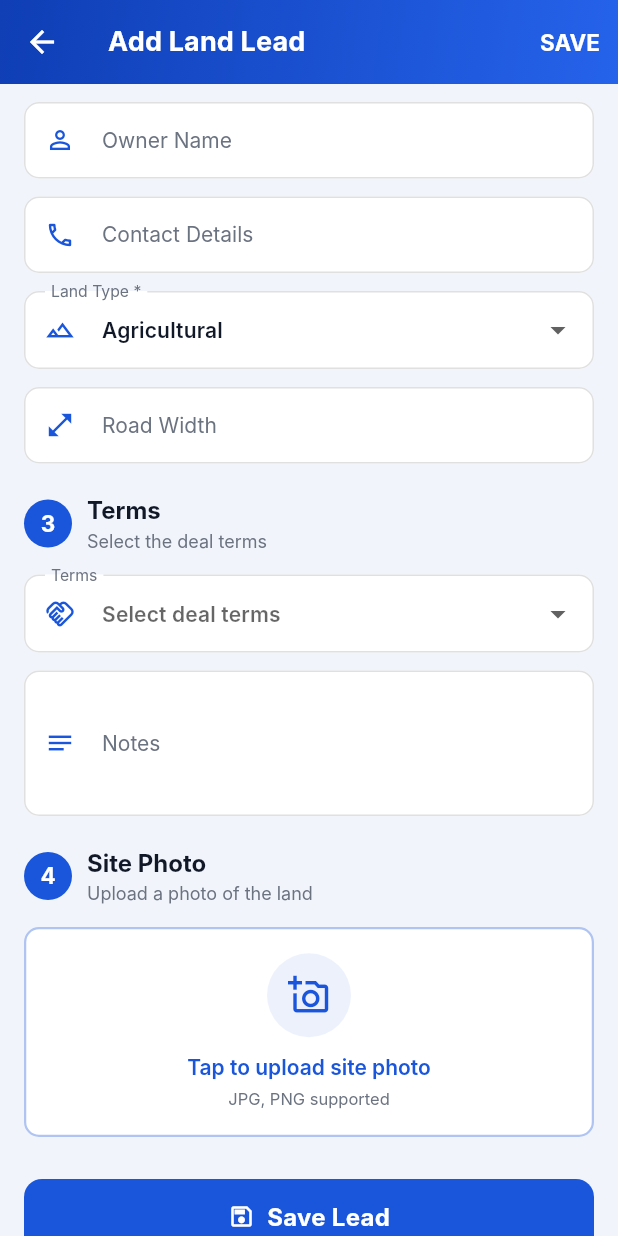
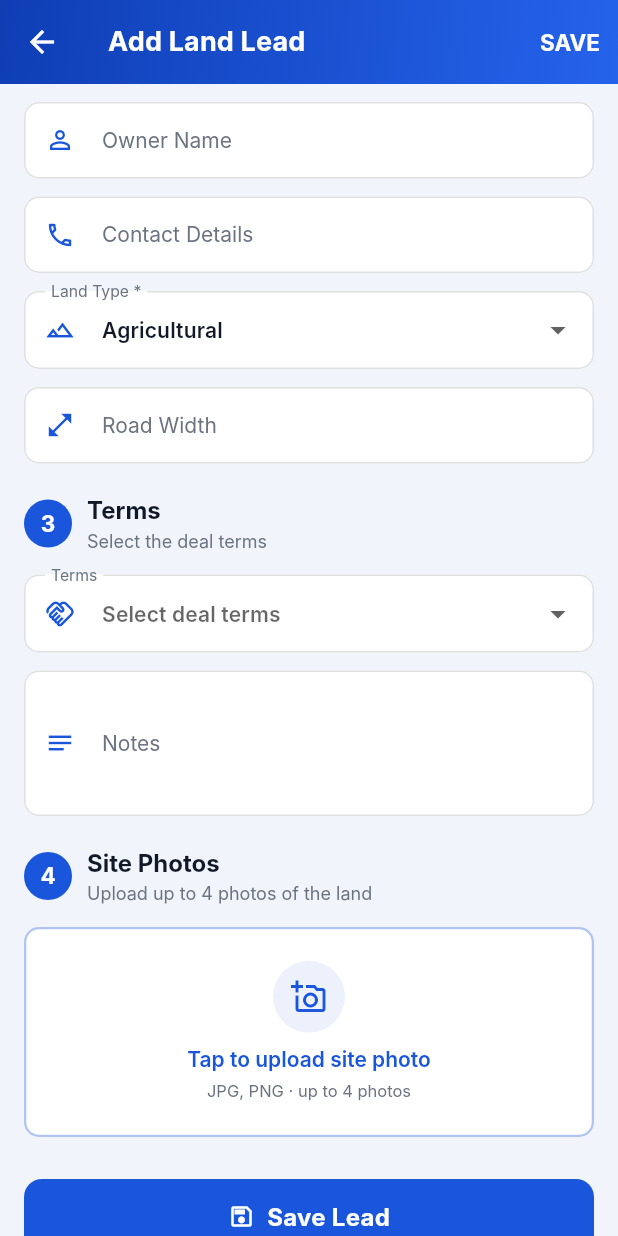
Before and after one commit to internfomrahousing-oss/fomra-ls, a Flutter app: the AddLeadScreen screen opened directly, scrolled down 1100 dp, on a phone screen of 412 x 824 dp. Run offline on Flutter 3.47's test engine with Material 3 defaults, Android fonts, the phone set to English and light mode, and no system bars; our stand-ins replace file_picker, fl_chart, flutter_map, geolocator, latlong2, shared_preferences and 1 more; missing offline and left inert: dart:html, dart:ui_web; accounts and stored records are empty; Roboto replaces fonts that are missing (Inter).

Commit message:
Support four site photos per lead and TNGIS survey fill on map pin.
Allow up to four compressed photos per lead, persist sub-division and photo URL arrays, auto-fill survey and sub-division from TNGIS when pinning on the add-lead map, and show multiple photos on lead detail.

Co-authored-by: Cursor <cursoragent@cursor.com>

```diff
--- a/lib/models/add_lead_result.dart
+++ b/lib/models/add_lead_result.dart
@@ -4,7 +4,10 @@ import 'land_lead.dart';
 
 class AddLeadResult {
   final LandLead lead;
-  final Uint8List? sitePhotoBytes;
+  final List<Uint8List> sitePhotoBytes;
 
-  const AddLeadResult({required this.lead, this.sitePhotoBytes});
+  const AddLeadResult({
+    required this.lead,
+    this.sitePhotoBytes = const [],
+  });
 }
--- a/lib/models/land_lead.dart
+++ b/lib/models/land_lead.dart
@@ -14,6 +14,7 @@ class LandLead {
   final String district;
   final String pincode;
   final String surveyNumber;
+  final String subDivision;
   final String landExtent;
   final String ownerName;
   final String contactDetails;
@@ -22,6 +23,7 @@ class LandLead {
   final String accessDetails;
   final String notes;
   final String sitePhotoUrl;
+  final List<String> sitePhotoUrls;
   final DateTime addedOn;
   LeadStatus status;
 
@@ -35,6 +37,7 @@ class LandLead {
     required this.district,
     required this.pincode,
     required this.surveyNumber,
+    this.subDivision = '',
     required this.landExtent,
     required this.ownerName,
     required this.contactDetails,
@@ -43,6 +46,7 @@ class LandLead {
     required this.accessDetails,
     required this.notes,
     this.sitePhotoUrl = '',
+    this.sitePhotoUrls = const [],
     required this.addedOn,
     this.status = LeadStatus.new_,
   });
--- a/lib/screens/land_lead/add_lead_screen.dart
+++ b/lib/screens/land_lead/add_lead_screen.dart
@@ -12,8 +12,11 @@ import '../../theme/app_theme.dart';
 import '../../theme/fomra_input.dart';
 import '../../utils/image_compressor.dart';
 import '../../utils/lead_location_parser.dart';
+import '../../utils/tngis_parcel_lookup.dart';
 
 enum _LocationMode { manual, live }
+
+const _kMaxSitePhotos = 4;
 
 const _kTermsOptions = [
   ('Outrate',          Icons.currency_rupee_outlined),
@@ -66,11 +69,9 @@ class _AddLeadScreenState extends State<AddLeadScreen> {
   // Terms
   String? _termsType;
 
-  // Photo
-  Uint8List? _photoBytes;
-  String?    _photoName;
-  int?       _photoOriginalSize;
-  bool       _compressingPhoto = false;
+  // Photos (max 4)
+  final List<_SitePhotoDraft> _photos = [];
+  bool _compressingPhoto = false;
 
   @override
   void dispose() {
@@ -87,7 +88,11 @@ class _AddLeadScreenState extends State<AddLeadScreen> {
 
   // ── Location fill from coordinates ─────────────────────────────────────────
 
-  Future<void> _fillFromCoordinates(double lat, double lng) async {
+  Future<void> _fillFromCoordinates(
+    double lat,
+    double lng, {
+    bool clearLoading = true,
+  }) async {
     _gpsCtrl.text =
         '${lat.toStringAsFixed(6)}° N, ${lng.toStringAsFixed(6)}° E';
 
@@ -137,13 +142,43 @@ class _AddLeadScreenState extends State<AddLeadScreen> {
       setState(() => _locationStatus =
           'Error: ${e.toString().replaceAll('Exception: ', '')}');
     } finally {
-      if (mounted) {
+      if (clearLoading && mounted) {
         setState(() {
           _fetchingLocation = false;
           _resolvingPin = false;
         });
       }
     }
+  }
+
+  Future<void> _fillSurveyFromTngis(LatLng point) async {
+    if (!mounted) return;
+    setState(() => _locationStatus = 'Fetching survey from TNGIS…');
+
+    final parcel = await fetchTngisParcelAt(point);
+    if (!mounted || parcel == null) return;
+
+    if (parcel.surveyNumber != null && parcel.surveyNumber!.isNotEmpty) {
+      _surveyCtrl.text = parcel.surveyNumber!;
+    }
+    if (parcel.subDivision != null && parcel.subDivision!.isNotEmpty) {
+      _subDivCtrl.text = parcel.subDivision!;
+    }
+    if (parcel.village != null && parcel.village!.isNotEmpty) {
+      _villageCtrl.text = parcel.village!;
+    }
+    if (parcel.taluk != null && parcel.taluk!.isNotEmpty) {
+      _talukCtrl.text = parcel.taluk!;
+    }
+    if (parcel.district != null && parcel.district!.isNotEmpty) {
+      _districtCtrl.text = parcel.district!;
+    }
+
+    if (!mounted) return;
+    final hasSurvey = parcel.hasSurvey;
+    setState(() => _locationStatus = hasSurvey
+        ? 'Location & survey filled ✓'
+        : 'Location filled — survey not found at this pin');
   }
 
   void _onLocationModeChanged(_LocationMode mode) {
@@ -176,10 +211,24 @@ class _AddLeadScreenState extends State<AddLeadScreen> {
     setState(() {
       _pinnedPoint = point;
       _resolvingPin = true;
-      _locationStatus = 'Pin placed — fetching address…';
+      _locationStatus = 'Pin placed — fetching land details…';
     });
     _centerMapOn(point);
-    await _fillFromCoordinates(point.latitude, point.longitude);
+    try {
+      await _fillFromCoordinates(point.latitude, point.longitude, clearLoading: false);
+      await _fillSurveyFromTngis(point);
+    } catch (e) {
+      if (!mounted) return;
+      setState(() => _locationStatus =
+          'Error: ${e.toString().replaceAll('Exception: ', '')}');
+    } finally {
+      if (mounted) {
+        setState(() {
+          _resolvingPin = false;
+          _fetchingLocation = false;
+        });
+      }
+    }
   }
 
   Future<void> _centerMapOnMyLocation() async {
@@ -291,6 +340,16 @@ class _AddLeadScreenState extends State<AddLeadScreen> {
   // ── Photo picker ───────────────────────────────────────────────────────────
 
   Future<void> _pickPhoto() async {
+    if (_photos.length >= _kMaxSitePhotos) {
+      ScaffoldMessenger.of(context).showSnackBar(
+        SnackBar(
+          content: Text('Maximum $_kMaxSitePhotos photos per lead'),
+          backgroundColor: AppColors.warning,
+        ),
+      );
+      return;
+    }
+
     final result = await FilePicker.platform.pickFiles(
       type: FileType.image,
       allowMultiple: false,
@@ -300,17 +359,17 @@ class _AddLeadScreenState extends State<AddLeadScreen> {
     final file = result.files.first;
     if (file.bytes == null) return;
 
-    setState(() {
-      _compressingPhoto = true;
-      _photoOriginalSize = file.bytes!.length;
-    });
+    setState(() => _compressingPhoto = true);
 
     try {
       final compressed = await ImageCompressor.compressTo250Kb(file.bytes!);
       if (!mounted) return;
       setState(() {
-        _photoBytes = compressed;
-        _photoName = file.name;
+        _photos.add(_SitePhotoDraft(
+          bytes: compressed,
+          name: file.name,
+          originalSize: file.bytes!.length,
+        ));
         _compressingPhoto = false;
       });
     } catch (e) {
@@ -321,6 +380,10 @@ class _AddLeadScreenState extends State<AddLeadScreen> {
         backgroundColor: AppColors.error,
       ));
     }
+  }
+
+  void _removePhoto(int index) {
+    setState(() => _photos.removeAt(index));
   }
 
   // ── Build terms details string ─────────────────────────────────────────────
@@ -351,6 +414,7 @@ class _AddLeadScreenState extends State<AddLeadScreen> {
       district: _districtCtrl.text.trim(),
       pincode: _pincodeCtrl.text.trim(),
       surveyNumber: _surveyCtrl.text.trim(),
+      subDivision: _subDivCtrl.text.trim(),
       landExtent: _extentCtrl.text.trim(),
       ownerName: _ownerCtrl.text.trim(),
       contactDetails: _contactCtrl.text.trim(),
@@ -363,7 +427,10 @@ class _AddLeadScreenState extends State<AddLeadScreen> {
 
     Navigator.pop(
       context,
-      AddLeadResult(lead: lead, sitePhotoBytes: _photoBytes),
+      AddLeadResult(
+        lead: lead,
+        sitePhotoBytes: _photos.map((p) => p.bytes).toList(),
+      ),
     );
   }
 
@@ -608,22 +675,17 @@ class _AddLeadScreenState extends State<AddLeadScreen> {
             // ── Section 4: Photo ─────────────────────────────────────
             const _SectionHeader(
               number: '4',
-              title: 'Site Photo',
-              subtitle: 'Upload a photo of the land',
+              title: 'Site Photos',
+              subtitle: 'Upload up to 4 photos of the land',
             ),
             const SizedBox(height: 14),
 
-            _PhotoUpload(
-              photoBytes: _photoBytes,
-              photoName:  _photoName,
-              originalSize: _photoOriginalSize,
+            _MultiPhotoUpload(
+              photos: _photos,
+              maxPhotos: _kMaxSitePhotos,
               compressing: _compressingPhoto,
-              onPick:     _pickPhoto,
-              onRemove:   () => setState(() {
-                _photoBytes = null;
-                _photoName  = null;
-                _photoOriginalSize = null;
-              }),
+              onPick: _pickPhoto,
+              onRemove: _removePhoto,
             ),
 
             const SizedBox(height: 28),
@@ -677,20 +739,32 @@ class _TermsDropdown extends StatelessWidget {
 }
 
 
-// ── Photo Upload ────────────────────────────────────────────────────────────
+// ── Site photo draft ─────────────────────────────────────────────────────────
 
-class _PhotoUpload extends StatelessWidget {
-  final Uint8List? photoBytes;
-  final String?    photoName;
-  final int?       originalSize;
-  final bool       compressing;
+class _SitePhotoDraft {
+  final Uint8List bytes;
+  final String name;
+  final int originalSize;
+
+  const _SitePhotoDraft({
+    required this.bytes,
+    required this.name,
+    required this.originalSize,
+  });
+}
+
+// ── Multi photo upload ───────────────────────────────────────────────────────
+
+class _MultiPhotoUpload extends StatelessWidget {
+  final List<_SitePhotoDraft> photos;
+  final int maxPhotos;
+  final bool compressing;
   final VoidCallback onPick;
-  final VoidCallback onRemove;
+  final ValueChanged<int> onRemove;
 
-  const _PhotoUpload({
-    required this.photoBytes,
-    required this.photoName,
-    required this.originalSize,
+  const _MultiPhotoUpload({
+    required this.photos,
+    required this.maxPhotos,
     required this.compressing,
     required this.onPick,
     required this.onRemove,
@@ -698,10 +772,81 @@ class _PhotoUpload extends StatelessWidget {
 
   @override
   Widget build(BuildContext context) {
-    if (compressing) {
-      return Container(
+    final canAdd = photos.length < maxPhotos;
+
+    return Column(
+      crossAxisAlignment: CrossAxisAlignment.start,
+      children: [
+        if (photos.isNotEmpty)
+          GridView.builder(
+            shrinkWrap: true,
+            physics: const NeverScrollableScrollPhysics(),
+            gridDelegate: const SliverGridDelegateWithFixedCrossAxisCount(
+              crossAxisCount: 2,
+              crossAxisSpacing: 10,
+              mainAxisSpacing: 10,
+              childAspectRatio: 1.35,
+            ),
+            itemCount: photos.length,
+            itemBuilder: (_, i) {
+              final p = photos[i];
+              return Stack(
+                children: [
+                  ClipRRect(
+                    borderRadius: BorderRadius.circular(12),
+                    child: Image.memory(
+                      p.bytes,
                       width: double.infinity,
-        height: 140,
+                      height: double.infinity,
+                      fit: BoxFit.cover,
+                    ),
+                  ),
+                  Positioned(
+                    top: 6,
+                    right: 6,
+                    child: GestureDetector(
+                      onTap: () => onRemove(i),
+                      child: Container(
+                        padding: const EdgeInsets.all(5),
+                        decoration: const BoxDecoration(
+                          color: Colors.black54,
+                          shape: BoxShape.circle,
+                        ),
+                        child: const Icon(Icons.close, color: Colors.white, size: 16),
+                      ),
+                    ),
+                  ),
+                  Positioned(
+                    left: 6,
+                    bottom: 6,
+                    child: Container(
+                      padding: const EdgeInsets.symmetric(horizontal: 6, vertical: 2),
+                      decoration: BoxDecoration(
+                        color: Colors.black54,
+                        borderRadius: BorderRadius.circular(6),
+                      ),
+                      child: Text(
+                        '${i + 1}/$maxPhotos',
+                        style: const TextStyle(color: Colors.white, fontSize: 10),
+                      ),
+                    ),
+                  ),
+                ],
+              );
+            },
+          ),
+        if (photos.isNotEmpty) ...[
+          const SizedBox(height: 8),
+          Text(
+            '${photos.length} of $maxPhotos photos · max 250 KB each',
+            style: const TextStyle(fontSize: 11, color: AppColors.textSecondary),
+          ),
+          const SizedBox(height: 10),
+        ],
+        if (compressing)
+          Container(
+            width: double.infinity,
+            height: 100,
             decoration: BoxDecoration(
               color: Colors.white,
               borderRadius: BorderRadius.circular(FomraInput.borderRadius),
@@ -711,113 +856,65 @@ class _PhotoUpload extends StatelessWidget {
               mainAxisAlignment: MainAxisAlignment.center,
               children: [
                 SizedBox(
-              width: 28,
-              height: 28,
+                  width: 24,
+                  height: 24,
                   child: CircularProgressIndicator(strokeWidth: 2.5),
                 ),
-            SizedBox(height: 10),
+                SizedBox(height: 8),
                 Text('Compressing photo to 250 KB…',
                     style: TextStyle(
                         color: AppColors.primary, fontWeight: FontWeight.w600)),
               ],
             ),
-      );
-    }
-
-    if (photoBytes != null) {
-      return Column(
-        crossAxisAlignment: CrossAxisAlignment.start,
-        children: [
-          Stack(children: [
-            ClipRRect(
-              borderRadius: BorderRadius.circular(12),
-              child: Image.memory(
-                photoBytes!,
-                width: double.infinity,
-                height: 200,
-                fit: BoxFit.cover,
-              ),
-            ),
-            Positioned(
-              top: 8,
-              right: 8,
-              child: GestureDetector(
-                onTap: onRemove,
-                child: Container(
-                  padding: const EdgeInsets.all(6),
-                  decoration: const BoxDecoration(
-                      color: Colors.black54, shape: BoxShape.circle),
-                  child: const Icon(Icons.close, color: Colors.white, size: 18),
-                ),
-              ),
-            ),
-          ]),
-          if (photoName != null) ...[
-            const SizedBox(height: 6),
-            Text(photoName!,
-                style: const TextStyle(
-                    fontSize: 11, color: AppColors.textSecondary)),
-          ],
-          const SizedBox(height: 4),
-          Text(
-            originalSize != null
-                ? '${ImageCompressor.formatSize(originalSize!)} → ${ImageCompressor.formatSize(photoBytes!.length)} (max 250 KB)'
-                : '${ImageCompressor.formatSize(photoBytes!.length)} (max 250 KB)',
-            style: const TextStyle(
-                fontSize: 11, color: AppColors.success, fontWeight: FontWeight.w500),
-          ),
-          const SizedBox(height: 8),
-          OutlinedButton.icon(
-            onPressed: onPick,
-            icon: const Icon(Icons.refresh, size: 16),
-            label: const Text('Replace Photo'),
-            style: OutlinedButton.styleFrom(
-              foregroundColor: AppColors.primary,
-              side: const BorderSide(color: AppColors.primary),
-            ),
-          ),
-        ],
-      );
-    }
-
-    return GestureDetector(
+          )
+        else if (canAdd)
+          GestureDetector(
             onTap: onPick,
             child: Container(
               width: double.infinity,
-        height: 140,
+              height: photos.isEmpty ? 140 : 100,
               decoration: BoxDecoration(
                 color: Colors.white,
                 borderRadius: BorderRadius.circular(FomraInput.borderRadius),
                 border: Border.all(
                   color: AppColors.primary.withValues(alpha: 0.35),
                   width: 1.5,
-              style: BorderStyle.solid),
+                ),
               ),
               child: Column(
                 mainAxisAlignment: MainAxisAlignment.center,
                 children: [
                   Container(
-              padding: const EdgeInsets.all(14),
+                    padding: const EdgeInsets.all(12),
                     decoration: BoxDecoration(
                       color: AppColors.primary.withValues(alpha: 0.08),
                       shape: BoxShape.circle,
                     ),
                     child: const Icon(Icons.add_a_photo_outlined,
-                  color: AppColors.primary, size: 28),
+                        color: AppColors.primary, size: 24),
                   ),
-            const SizedBox(height: 10),
-            const Text('Tap to upload site photo',
-                style: TextStyle(
+                  const SizedBox(height: 8),
+                  Text(
+                    photos.isEmpty
+                        ? 'Tap to upload site photo'
+                        : 'Add another photo',
+                    style: const TextStyle(
                       color: AppColors.primary,
                       fontWeight: FontWeight.w600,
-                    fontSize: 14)),
+                      fontSize: 14,
+                    ),
+                  ),
                   const SizedBox(height: 3),
-            const Text('JPG, PNG supported',
-                style:
-                    TextStyle(color: AppColors.textSecondary, fontSize: 11)),
+                  Text(
+                    'JPG, PNG · up to $maxPhotos photos',
+                    style: const TextStyle(
+                        color: AppColors.textSecondary, fontSize: 11),
+                  ),
                 ],
               ),
             ),
+          ),
+      ],
     );
   }
 }
```
Also changed, not shown: lib/screens/land_lead/lead_detail_screen.dart (+58 -10 lines), lib/services/land_lead_service.dart (+35 -8 lines), lib/utils/tngis_parcel_lookup.dart (added, +98 -0 lines), 3 other files. Lines whose indentation alone changed are shown as unchanged.
